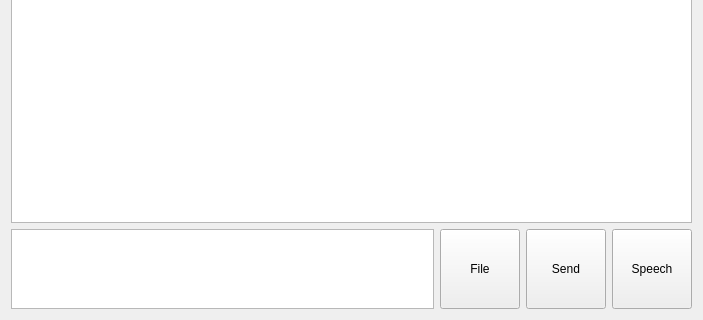
The window that src/frontend/MainWindow.ui (yoann0723/LocalAI-Assistant) describes before a commit, drawn with Qt 5; both pictures show x 0 to 703 and y 325 to 645 of the 703 by 645 pixel window.
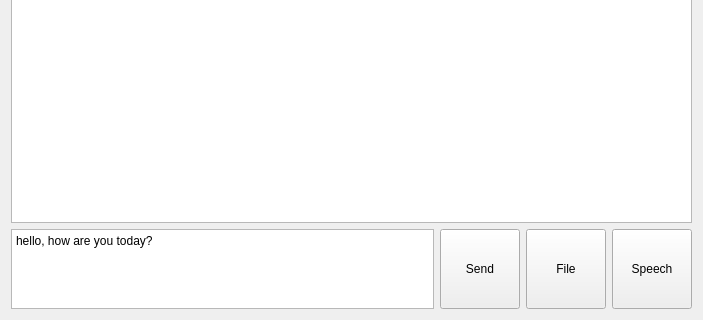
The same window after the commit. Icons and pictures are not drawn.

Diff of the .ui file:
```diff
--- a/src/frontend/MainWindow.ui
+++ b/src/frontend/MainWindow.ui
@@ -52,33 +52,18 @@
           <property name="horizontalScrollBarPolicy">
            <enum>Qt::ScrollBarPolicy::ScrollBarAlwaysOff</enum>
           </property>
-         </widget>
-        </item>
-        <item>
-         <widget class="QPushButton" name="btn_file">
-          <property name="sizePolicy">
-           <sizepolicy hsizetype="Minimum" vsizetype="Preferred">
-            <horstretch>0</horstretch>
-            <verstretch>0</verstretch>
-           </sizepolicy>
+          <property name="html">
+           <string>&lt;!DOCTYPE HTML PUBLIC &quot;-//W3C//DTD HTML 4.0//EN&quot; &quot;http://www.w3.org/TR/REC-html40/strict.dtd&quot;&gt;
+&lt;html&gt;&lt;head&gt;&lt;meta name=&quot;qrichtext&quot; content=&quot;1&quot; /&gt;&lt;meta charset=&quot;utf-8&quot; /&gt;&lt;style type=&quot;text/css&quot;&gt;
+p, li { white-space: pre-wrap; }
+hr { height: 1px; border-width: 0; }
+li.unchecked::marker { content: &quot;\2610&quot;; }
+li.checked::marker { content: &quot;\2612&quot;; }
+&lt;/style&gt;&lt;/head&gt;&lt;body style=&quot; font-family:'Segoe UI'; font-size:9pt; font-weight:400; font-style:normal;&quot;&gt;
+&lt;p style=&quot; margin-top:0px; margin-bottom:0px; margin-left:0px; margin-right:0px; -qt-block-indent:0; text-indent:0px;&quot;&gt;hello, how are you today?&lt;/p&gt;&lt;/body&gt;&lt;/html&gt;</string>
           </property>
-          <property name="minimumSize">
-           <size>
-            <width>80</width>
-            <height>80</height>
-           </size>
-          </property>
-          <property name="maximumSize">
-           <size>
-            <width>80</width>
-            <height>80</height>
-           </size>
-          </property>
-          <property name="text">
-           <string>File</string>
-          </property>
-          <property name="icon">
-           <iconset theme="QIcon::ThemeIcon::DocumentNew"/>
+          <property name="placeholderText">
+           <string>hello, how are you today?</string>
           </property>
          </widget>
         </item>
@@ -110,6 +95,34 @@
           </property>
          </widget>
         </item>
+        <item>
+         <widget class="QPushButton" name="btn_file">
+          <property name="sizePolicy">
+           <sizepolicy hsizetype="Minimum" vsizetype="Preferred">
+            <horstretch>0</horstretch>
+            <verstretch>0</verstretch>
+           </sizepolicy>
+          </property>
+          <property name="minimumSize">
+           <size>
+            <width>80</width>
+            <height>80</height>
+           </size>
+          </property>
+          <property name="maximumSize">
+           <size>
+            <width>80</width>
+            <height>80</height>
+           </size>
+          </property>
+          <property name="text">
+           <string>File</string>
+          </property>
+          <property name="icon">
+           <iconset theme="QIcon::ThemeIcon::DocumentNew"/>
+          </property>
+         </widget>
+        </item>
         <item>
          <widget class="QPushButton" name="btn_speech">
           <property name="sizePolicy">
```
Left out of the diff: 9 changed lines with no effect on the pictures.
